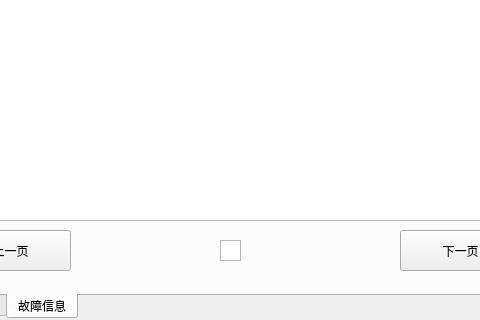
Qt form DemoProject_7_inch/widget.ui (rucnevermore/qt-bms-monitor) before a commit; both pictures show x 160 to 640 and y 160 to 480 of the 800 by 480 pixel window.
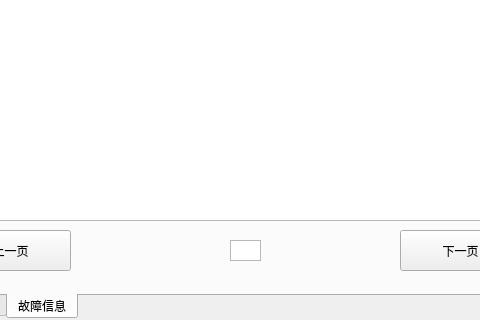
The same form after that commit. The open tabs and pages were chosen to show the change.

```diff
--- a/DemoProject_7_inch/widget.ui
+++ b/DemoProject_7_inch/widget.ui
@@ -3556,9 +3556,9 @@
     <widget class="QTextBrowser" name="text_p4_pagenum">
      <property name="geometry">
       <rect>
-       <x>380</x>
+       <x>390</x>
        <y>400</y>
-       <width>21</width>
+       <width>31</width>
        <height>21</height>
       </rect>
      </property>
```
Left out of the diff: 2 changed lines with no effect on the pictures.
